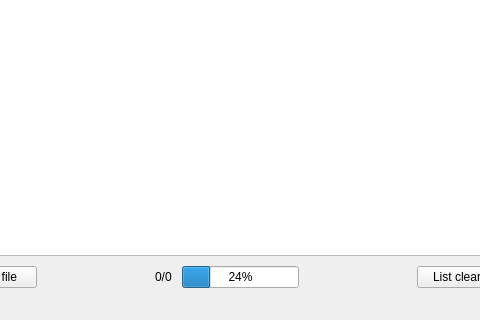
This is app/ui/MainWindow.ui in gyuha/comics-upscale as Qt 5 draws it before an edit; both pictures show x 133 to 613 and y 152 to 472 of the 800 by 472 pixel window. The edited form follows.
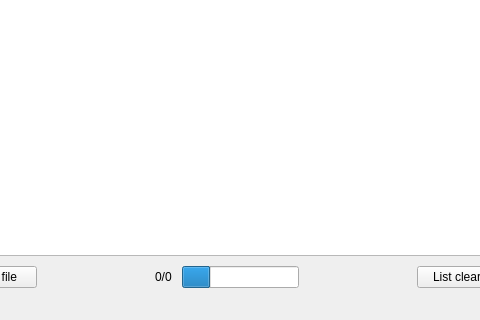
This is the edited form. Icons and pictures are not drawn.

Diff of the .ui file:
```diff
--- a/app/ui/MainWindow.ui
+++ b/app/ui/MainWindow.ui
@@ -617,6 +617,12 @@
           <property name="value">
            <number>24</number>
           </property>
+          <property name="textVisible">
+           <bool>false</bool>
+          </property>
+          <property name="textDirection">
+           <enum>QProgressBar::TopToBottom</enum>
+          </property>
          </widget>
         </item>
         <item>
```
